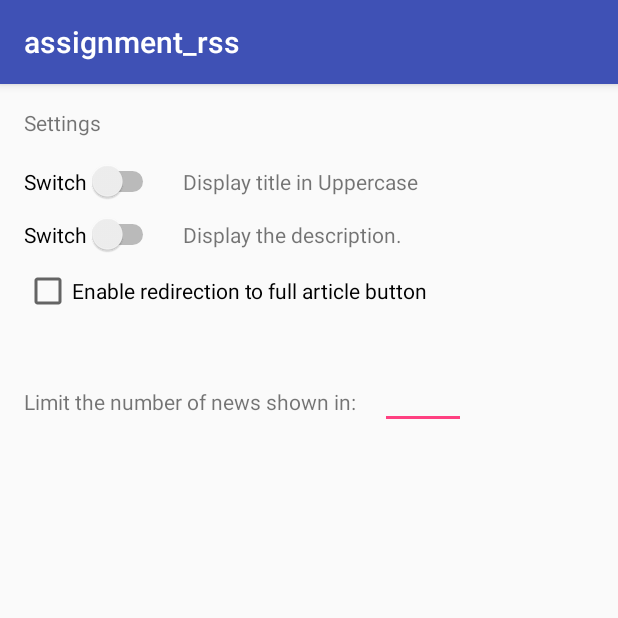
After one commit to jizampa/assignment_rss_final, an Android app: the Settings screen opened directly, with no data from a screen before it, on a phone screen of 412 x 824 dp, the top half of it. The commit adds this screen. Run offline under Robolectric (Android 15) with nearby library versions, the phone set to English and light mode, and no system bars.

Commit message:
7b finished

```diff
--- /dev/null
+++ b/app/src/main/java/com/example/joao/assignment_rss/Settings.java
@@ -0,0 +1,65 @@
+package com.example.joao.assignment_rss;
+
+import android.content.Intent;
+import android.content.SharedPreferences;
+import android.support.v7.app.AppCompatActivity;
+import android.os.Bundle;
+import android.widget.CheckBox;
+import android.widget.Switch;
+import android.widget.TextView;
+
+public class Settings extends AppCompatActivity {
+
+    private SharedPreferences sharedPreferences;
+    private Switch upperCaseSwitch;
+    private Switch isBtVisible;
+    private CheckBox enableRedirection;
+    private TextView number_of_news;
+
+
+    @Override
+    protected void onCreate(Bundle savedInstanceState) {
+        super.onCreate(savedInstanceState);
+        setContentView(R.layout.activity_settings);
+
+        sharedPreferences = getSharedPreferences("general_shared_pref",MODE_PRIVATE);
+
+        upperCaseSwitch = findViewById(R.id.switch_Upper);
+        upperCaseSwitch.setChecked(sharedPreferences.getBoolean("toUpper",false));
+
+        isBtVisible = findViewById(R.id.switch_description);
+        isBtVisible.setChecked(sharedPreferences.getBoolean("isBtVisible", false));
+
+        enableRedirection = findViewById(R.id.checkBox_btn_redirection);
+        enableRedirection.setChecked(sharedPreferences.getBoolean("isEnableRedirection",false));
+
+        number_of_news =findViewById(R.id.txt_number_of_news);
+       // number_of_news.setText(sharedPreferences.getInt("numberOfNews","20"));
+
+
+
+
+
+    }
+
+    @Override
+    protected void onPause() {
+        super.onPause();
+
+        SharedPreferences.Editor editor = sharedPreferences.edit();
+        editor.putBoolean("toUpper", upperCaseSwitch.isChecked());
+        editor.putBoolean("isBtVisible", isBtVisible.isChecked());
+        editor.putBoolean("isEnableRedirection", enableRedirection.isChecked());
+        try {
+            if (Integer.parseInt(number_of_news.getText().toString()) > 0) {
+                editor.putInt("numberOfNews", Integer.parseInt(number_of_news.getText().toString()));
+            }
+
+        }catch (NumberFormatException e){}
+
+        editor.apply();
+
+
+    }
+
+}
--- /dev/null
+++ b/app/src/main/res/layout/activity_settings.xml
@@ -0,0 +1,88 @@
+<?xml version="1.0" encoding="utf-8"?>
+<android.support.constraint.ConstraintLayout xmlns:android="http://schemas.android.com/apk/res/android"
+    xmlns:app="http://schemas.android.com/apk/res-auto"
+    xmlns:tools="http://schemas.android.com/tools"
+    android:layout_width="match_parent"
+    android:layout_height="match_parent"
+    tools:context=".Settings">
+
+    <TextView
+        android:id="@+id/textView"
+        android:layout_width="wrap_content"
+        android:layout_height="wrap_content"
+        android:layout_marginStart="16dp"
+        android:layout_marginTop="16dp"
+        android:text="Settings"
+        app:layout_constraintStart_toStartOf="parent"
+        app:layout_constraintTop_toTopOf="parent" />
+
+    <Switch
+        android:id="@+id/switch_Upper"
+        android:layout_width="wrap_content"
+        android:layout_height="wrap_content"
+        android:layout_marginStart="16dp"
+        android:layout_marginTop="16dp"
+        android:text="Switch"
+        app:layout_constraintStart_toStartOf="parent"
+        app:layout_constraintTop_toBottomOf="@+id/textView" />
+
+    <TextView
+        android:id="@+id/textView2"
+        android:layout_width="wrap_content"
+        android:layout_height="wrap_content"
+        android:layout_marginStart="16dp"
+        android:text="Display title in Uppercase"
+        app:layout_constraintBaseline_toBaselineOf="@+id/switch_Upper"
+        app:layout_constraintStart_toEndOf="@+id/switch_Upper" />
+
+    <Switch
+        android:id="@+id/switch_description"
+        android:layout_width="wrap_content"
+        android:layout_height="wrap_content"
+        android:layout_marginStart="16dp"
+        android:layout_marginTop="8dp"
+        android:text="Switch"
+        app:layout_constraintStart_toStartOf="parent"
+        app:layout_constraintTop_toBottomOf="@+id/switch_Upper" />
+
+    <TextView
+        android:id="@+id/textView3"
+        android:layout_width="wrap_content"
+        android:layout_height="wrap_content"
+        android:layout_marginStart="16dp"
+        android:text="Display the description."
+        app:layout_constraintBaseline_toBaselineOf="@+id/switch_description"
+        app:layout_constraintStart_toEndOf="@+id/switch_description" />
+
+    <CheckBox
+        android:id="@+id/checkBox_btn_redirection"
+        android:layout_width="wrap_content"
+        android:layout_height="wrap_content"
+        android:layout_marginStart="16dp"
+        android:layout_marginTop="8dp"
+        android:text="Enable redirection to full article button"
+        app:layout_constraintStart_toStartOf="parent"
+        app:layout_constraintTop_toBottomOf="@+id/switch_description" />
+
+    <TextView
+        android:id="@+id/textView4"
+        android:layout_width="wrap_content"
+        android:layout_height="wrap_content"
+        android:layout_marginStart="16dp"
+        android:layout_marginTop="48dp"
+        android:text="Limit the number of news shown in:"
+        app:layout_constraintStart_toStartOf="parent"
+        app:layout_constraintTop_toBottomOf="@+id/checkBox_btn_redirection" />
+
+    <EditText
+        android:id="@+id/txt_number_of_news"
+        android:layout_width="57dp"
+        android:layout_height="40dp"
+        android:layout_marginStart="16dp"
+        android:layout_marginTop="36dp"
+        android:ems="10"
+        android:inputType="numberSigned"
+        app:layout_constraintStart_toEndOf="@+id/textView4"
+        app:layout_constraintTop_toBottomOf="@+id/checkBox_btn_redirection" />
+
+</android.support.constraint.ConstraintLayout>
--- a/app/src/main/res/layout/display_news.xml
+++ b/app/src/main/res/layout/display_news.xml
@@ -38,7 +38,7 @@
         app:layout_constraintTop_toBottomOf="@+id/tv_disp_news_title" />
 
     <Button
-        android:id="@+id/button"
+        android:id="@+id/btn_view_full_art"
         android:layout_width="wrap_content"
         android:layout_height="wrap_content"
         android:layout_marginBottom="16dp"
```
Also changed, not shown: app/src/main/AndroidManifest.xml (+9 -7 lines), app/src/main/java/com/example/joao/assignment_rss/DisplayNews.java (+11 -1 lines), app/src/main/java/com/example/joao/assignment_rss/MainActivity.java (+88 -21 lines), app/src/main/res/layout/list_item.xml (+5 -10 lines).
